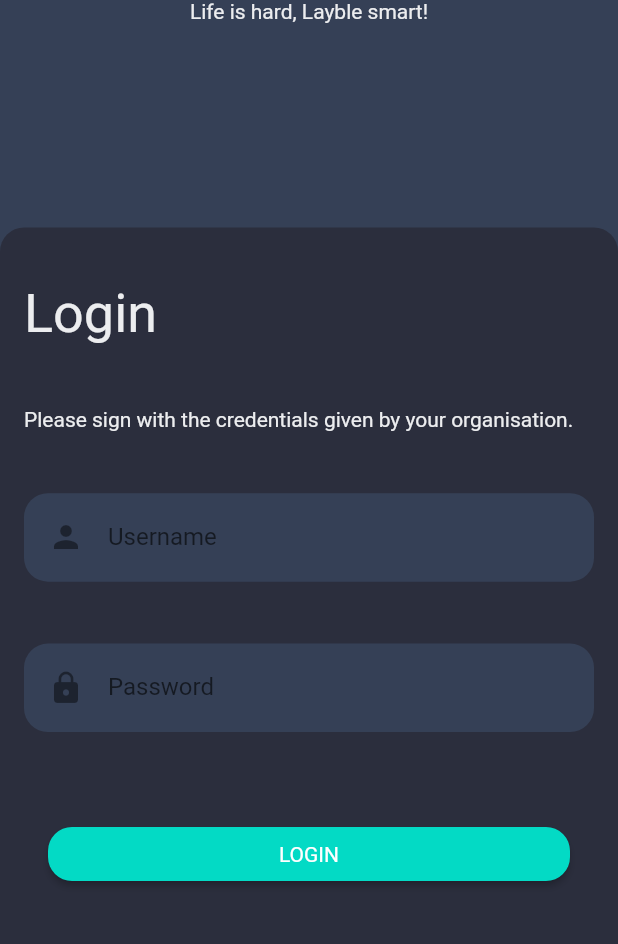
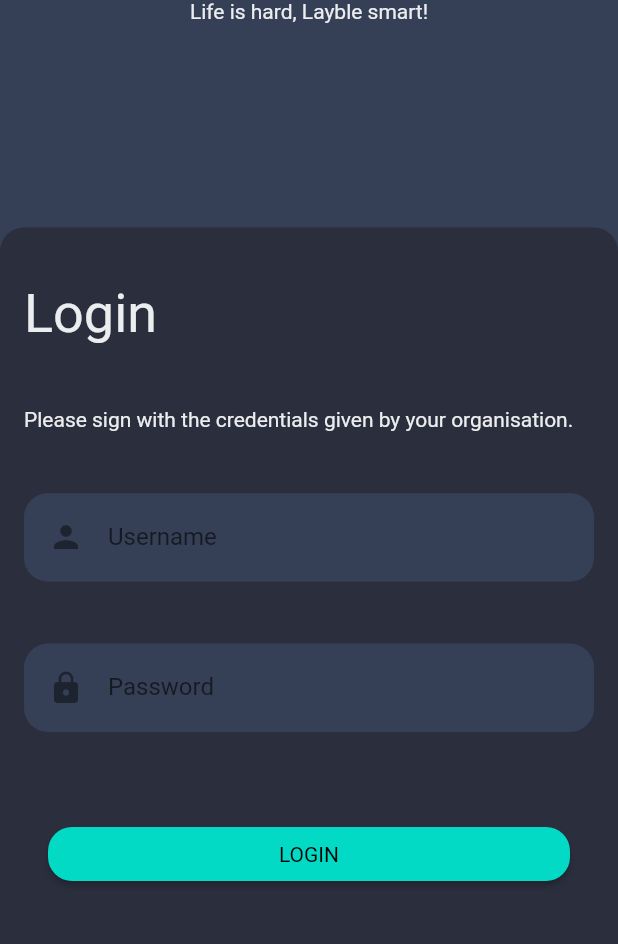
Before and after one commit to Layblar/layblar_app, a Flutter app: the screen it shows after launch, on a phone screen of 412 x 824 dp, the part 267-1211 px from its top. Run offline on Flutter 3.47's test engine with Material 2 defaults, Android fonts, the phone set to English and light mode, and no system bars; our stand-ins replace fl_chart.

Commit message:
did some styling and added routes to login screen

```diff
--- a/lib/Themes/Styles.dart
+++ b/lib/Themes/Styles.dart
@@ -80,6 +80,12 @@
     color: ThemeColors.textColor
   );
 
+  static final headerTextStyleSecondary = TextStyle(
+    fontSize: 36,
+    color: ThemeColors.secondaryBackground,
+    fontWeight: FontWeight.bold
+  );
+
   static final regularTextStyle = TextStyle(
     color: ThemeColors.textColor
   );
--- a/lib/screens/LoginScreen.dart
+++ b/lib/screens/LoginScreen.dart
@@ -1,6 +1,7 @@
 import 'package:flutter/material.dart';
 import 'package:layblar_app/Themes/Styles.dart';
 import 'package:layblar_app/Themes/ThemeColors.dart';
+import 'package:layblar_app/screens/MainScreen.dart';
 
 class LoginScreen extends StatefulWidget {
   const LoginScreen({ Key? key }) : super(key: key);
@@ -16,7 +17,11 @@
 
   @override
   Widget build(BuildContext context) {
-    return Scaffold(
+    return WillPopScope(
+      onWillPop: () async {
+        return false;
+      },
+      child: Scaffold(
         backgroundColor: ThemeColors.primaryBackground,
         body: Container(
           height: MediaQuery.of(context).size.height,
@@ -26,14 +31,21 @@
               Expanded(flex: 4,
                 child: getHeaderSection()
               ),
+              Expanded(flex: 6,
+                child: getLoginFormSection()
+              )
+            ],
+          ),
+        ),
+      ),
+    );
+  }
 
-            //Login header
-            //please sign up to continue
-            //mail
-            //pw
-            //submit
-            Expanded(flex: 6,
-              child: Container(
+
+
+
+  Container getLoginFormSection() {
+    return Container(
               decoration: BoxDecoration(
                 color: ThemeColors.secondaryBackground,
                 borderRadius: const BorderRadius.only(topLeft: Radius.circular(16), topRight: Radius.circular(16)),
@@ -83,19 +95,25 @@
                       children: [
                         Expanded(child: Padding(
                           padding: const EdgeInsets.all(16.0),
-                            child: ElevatedButton(onPressed: (){}, child: const Text("LOGIN", style: TextStyle(color: Colors.white),), style: Styles.primaryButtonStyle),
+                          child: ElevatedButton(onPressed: ()=> navigateIfSuccessful(), child: const Text("LOGIN",), style: Styles.primaryButtonStyle),
                         )),
                       ],
                     )
                   ],
                 ),
               ),
-              )
-            )
-          ],
-        ),
-      ),
             );
+  }
+
+
+  //TODO: validation etcetc
+void validateUser(){
+  //validation coming soon
+  navigateIfSuccessful();
+}
+
+void navigateIfSuccessful(){
+      Navigator.of(context).push(MaterialPageRoute(builder: ((BuildContext context) => const MainScreen())));
 }
 
   Container getHeaderSection() {
--- a/lib/screens/TimerScreen.dart
+++ b/lib/screens/TimerScreen.dart
@@ -163,8 +163,8 @@
                           : Styles.stopwatchContainerDecorationStopped,
                       child: Center(
                         child: !_isRunning
-                            ? Text("Start", style: Styles.headerTextStyle)
-                            : Text("Stop", style: Styles.headerTextStyle),
+                            ? Text("Start", style: Styles.headerTextStyleSecondary)
+                            : Text("Stop", style: Styles.headerTextStyleSecondary),
                       ),
                     ),
                   ),
```
Also changed, not shown: lib/screens/ChartScreen.dart (+6 -6 lines), lib/screens/LabelsScreen.dart (+7 -7 lines), lib/screens/MainScreen.dart (+9 -2 lines), lib/screens/SettingsScreen.dart (+7 -1 lines), 1 other file. Lines whose indentation alone changed are shown as unchanged.
